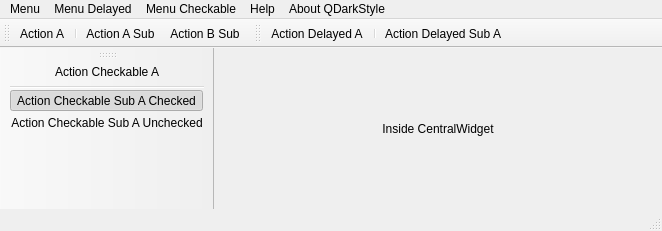
Before: the Qt Designer form example/ui/mw_menus.ui in ColinDuquesnoy/QDarkStyleSheet, drawn with Qt 5.
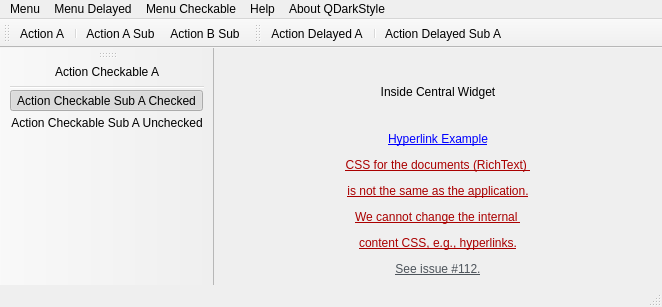
After: the same form once the commit is applied.

The edit to the form file:
```diff
--- a/example/ui/mw_menus.ui
+++ b/example/ui/mw_menus.ui
@@ -7,7 +7,7 @@
     <x>0</x>
     <y>0</y>
     <width>662</width>
-    <height>231</height>
+    <height>307</height>
    </rect>
   </property>
   <property name="windowTitle">
@@ -18,13 +18,32 @@
     <item>
      <widget class="QLabel" name="label_71">
       <property name="text">
-       <string>Inside CentralWidget</string>
+       <string>Inside Central Widget</string>
       </property>
       <property name="alignment">
        <set>Qt::AlignCenter</set>
       </property>
      </widget>
     </item>
+    <item>
+     <widget class="QLabel" name="label">
+      <property name="text">
+       <string>&lt;html&gt;&lt;head/&gt;&lt;body&gt;&lt;p align=&quot;center&quot;&gt;&lt;a href=&quot;https://github.com/ColinDuquesnoy/QDarkStyleSheet/issues/112&quot;&gt;&lt;span style=&quot; text-decoration: underline; color:#0000ff;&quot;&gt;Hyperlink Example&lt;/span&gt;&lt;/a&gt;&lt;/p&gt;&lt;p align=&quot;center&quot;&gt;&lt;a href=&quot;https://github.com/ColinDuquesnoy/QDarkStyleSheet/issues/112&quot;&gt;&lt;span style=&quot; text-decoration: underline; color:#aa0000;&quot;&gt;CSS for the documents (RichText) &lt;/span&gt;&lt;/a&gt;&lt;/p&gt;&lt;p align=&quot;center&quot;&gt;&lt;a href=&quot;https://github.com/ColinDuquesnoy/QDarkStyleSheet/issues/112&quot;&gt;&lt;span style=&quot; text-decoration: underline; color:#aa0000;&quot;&gt;is not the same as the application.&lt;/span&gt;&lt;/a&gt;&lt;/p&gt;&lt;p align=&quot;center&quot;&gt;&lt;a href=&quot;https://github.com/ColinDuquesnoy/QDarkStyleSheet/issues/112&quot;&gt;&lt;span style=&quot; text-decoration: underline; color:#aa0000;&quot;&gt;We cannot change the internal &lt;/span&gt;&lt;/a&gt;&lt;/p&gt;&lt;p align=&quot;center&quot;&gt;&lt;a href=&quot;https://github.com/ColinDuquesnoy/QDarkStyleSheet/issues/112&quot;&gt;&lt;span style=&quot; text-decoration: underline; color:#aa0000;&quot;&gt;content CSS, e.g., hyperlinks.&lt;/span&gt;&lt;/a&gt;&lt;/p&gt;&lt;p align=&quot;center&quot;&gt;&lt;a href=&quot;https://github.com/ColinDuquesnoy/QDarkStyleSheet/issues/112&quot;&gt;&lt;span style=&quot; text-decoration: underline; color:#4d545b;&quot;&gt;See issue #112.&lt;/span&gt;&lt;/a&gt;&lt;/p&gt;&lt;/body&gt;&lt;/html&gt;</string>
+      </property>
+      <property name="textFormat">
+       <enum>Qt::RichText</enum>
+      </property>
+      <property name="alignment">
+       <set>Qt::AlignCenter</set>
+      </property>
+      <property name="openExternalLinks">
+       <bool>true</bool>
+      </property>
+      <property name="textInteractionFlags">
+       <set>Qt::TextBrowserInteraction</set>
+      </property>
+     </widget>
+    </item>
    </layout>
   </widget>
   <widget class="QMenuBar" name="menubar">
```
